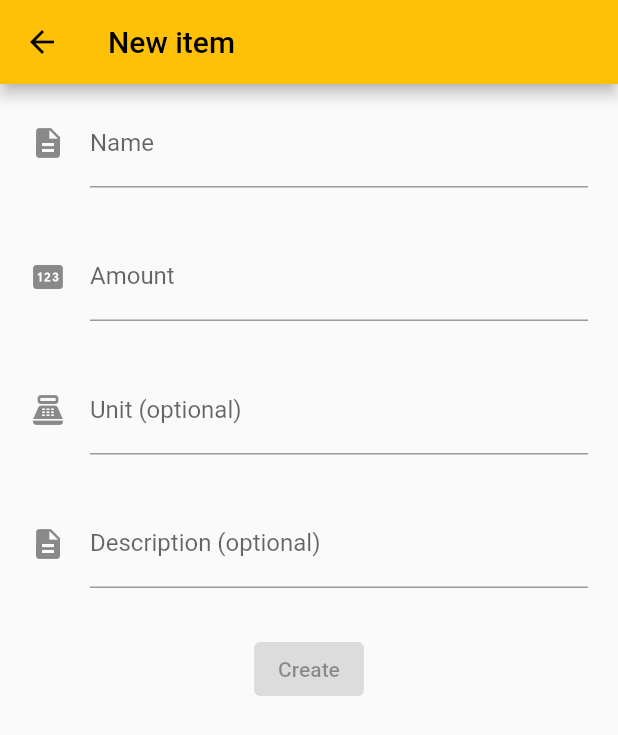
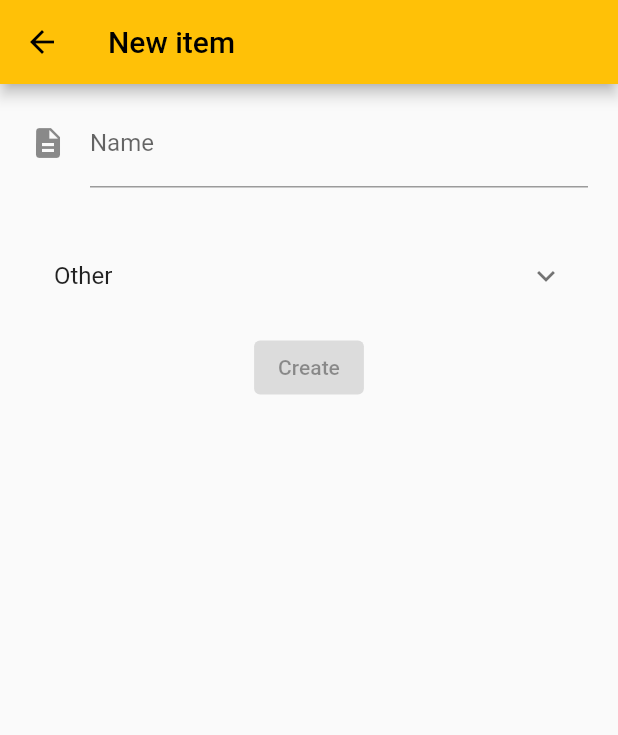
Before and after one commit to Hrakof/grocery-manager, a Flutter app: the ItemCreationScreen screen opened directly with empty values, on a phone screen of 412 x 824 dp. Shown: the top 735 px of the screen. Run offline on Flutter 3.47's test engine with Material 2 defaults, Android fonts, the phone set to English and light mode, and no system bars; our stand-ins replace bloc, cloud_firestore, double_back_to_close_app, equatable, firebase_auth, firebase_core and 2 more; missing offline and left inert: flutter_iconpicker; accounts and stored records are empty; generated files the repository leaves out were written again.

Commit message:
Item létrehozás átalakítása

```diff
--- a/lib/blogic/provider/items/item_creation/formz_inputs/amount.dart
+++ b/lib/blogic/provider/items/item_creation/formz_inputs/amount.dart
@@ -5,12 +5,15 @@ enum AmountValidationError {
   notANumber
 }
 
-class Amount extends FormzInput<String, AmountValidationError> {
-  const Amount.pure() : super.pure('');
-  const Amount.dirty({String value = ''}) : super.dirty(value);
+class Amount extends FormzInput<String?, AmountValidationError> {
+  const Amount.pure() : super.pure(null);
+  const Amount.dirty({String? value}) : super.dirty(value);
 
   @override
-  AmountValidationError? validator(String value) {
+  AmountValidationError? validator(String? value) {
+    if (value == null){
+      return null;
+    }
     double number = 0.0;
     try{
       number = double.parse(value);
--- a/lib/blogic/provider/items/item_creation/item_creation_state.dart
+++ b/lib/blogic/provider/items/item_creation/item_creation_state.dart
@@ -73,10 +73,14 @@ class ItemCreationState with ChangeNotifier {
     }
     creationInProgress = true;
     notifyListeners();
+
+    final savedAmount = amount.value == null ? null : double.parse(amount.value!);
+
     final newItem = Item(
       id: const Uuid().v4(),
-      amount: double.parse(amount.value),
+      amount: savedAmount,
       name: name.value,
+      iconData: Icons.description,
       unit:  unit.value,
       description: description.value,
     );
--- a/lib/l10n/app_en.arb
+++ b/lib/l10n/app_en.arb
@@ -135,7 +135,7 @@
             "description": "Can't be negative error text.",
             "context": "ItemCreationScreen"
         },
-    "unitLabel": "Unit (optional)",
+    "unitLabel": "Unit",
         "@unitLabel": {
             "description": "Unit label for textfield.",
             "context": "ItemCreationScreen"
@@ -145,7 +145,7 @@
             "description": "Too long error text.",
             "context": "ItemCreationScreen"
         },
-    "descriptionLabel": "Description (optional)",
+    "descriptionLabel": "Description",
         "@descriptionLabel": {
             "description": "Description label for textfield.",
             "context": "ItemCreationScreen"
@@ -159,5 +159,10 @@
         "@createItemFailedMessage": {
             "description": "Message to be sent, when item creation fails.",
             "context": "ItemCreationScreen"
+        },
+    "other": "Other",
+        "@other": {
+            "description": "Other.",
+            "context": "ItemCreationScreen"
         }
 }
--- a/lib/models/item/item.dart
+++ b/lib/models/item/item.dart
@@ -1,4 +1,6 @@
 import 'package:equatable/equatable.dart';
+import 'package:flutter/material.dart';
+import 'package:flutter_iconpicker/Serialization/iconDataSerialization.dart';
 import 'package:json_annotation/json_annotation.dart';
 
 part 'item.g.dart';
@@ -8,14 +10,17 @@ class Item extends Equatable{
 
   final String id;
   final String name;
-  final double amount;
+  @JsonKey(name: 'icon_data', toJson: _iconDataToJson, fromJson: _iconDataFromJson)
+  final IconData iconData;
+  final double? amount;
   final String? unit;
   final String? description;
 
   const Item({
     required this.id,
     required this.name,
-    required this.amount,
+    required this.iconData,
+    this.amount,
     this.unit,
     this.description,
   });
@@ -24,6 +29,13 @@ class Item extends Equatable{
   Map<String, dynamic> toJson() => _$ItemToJson(this);
 
   @override
-  List<Object?> get props => [id, name, amount, unit, description];
+  List<Object?> get props => [id, name, amount, iconData, unit, description];
 
+  static Map<String, dynamic>? _iconDataToJson(IconData iconData){
+    return serializeIcon(iconData);
+  }
+
+  static IconData _iconDataFromJson(Map<String, dynamic> map){
+    return deserializeIcon(map) ?? Icons.help;
+  }
 }
--- a/lib/screens/items/item_creation/item_creation_screen.dart
+++ b/lib/screens/items/item_creation/item_creation_screen.dart
@@ -44,20 +44,28 @@ class ItemCreationScreen extends StatelessWidget {
 class _ItemForm extends StatelessWidget {
   const _ItemForm({Key? key}) : super(key: key);
 
+
   @override
   Widget build(BuildContext context) {
+    final l10n = L10n.of(context)!;
+
     return SingleChildScrollView(
       child: Column(
+        children: [
+          const _NameInput(),
+          const SizedBox(height: 8.0),
+          ExpansionTile(
+            title: Text(l10n.other),
             children: const [
-          _NameInput(),
-          SizedBox(height: 8.0),
               _AmountInput(),
               SizedBox(height: 8.0),
               _UnitInput(),
               SizedBox(height: 8.0),
               _DescriptionInput(),
-          SizedBox(height: 8.0,),
-          _CreateButton(),
+            ],
+          ),
+          const SizedBox(height: 8.0,),
+          const _CreateButton(),
         ],
       ),
     );
--- a/pubspec.yaml
+++ b/pubspec.yaml
@@ -23,6 +23,8 @@ dependencies:
   equatable: ^2.0.3
   formz: ^0.4.0
   uuid: ^3.0.5
+  flutter_iconpicker: ^3.0.4
+  font_awesome_flutter: 9.1.0 # in 9.2.0 a getter is removed that flutter_iconpicker needs
 
   #bloc
   bloc: ^7.2.1
```
Also changed, not shown: lib/l10n/app_hu.arb (+4 -3 lines), lib/widgets/item_list.dart (+15 -2 lines), pubspec.lock. Lines whose indentation alone changed are shown as unchanged.
